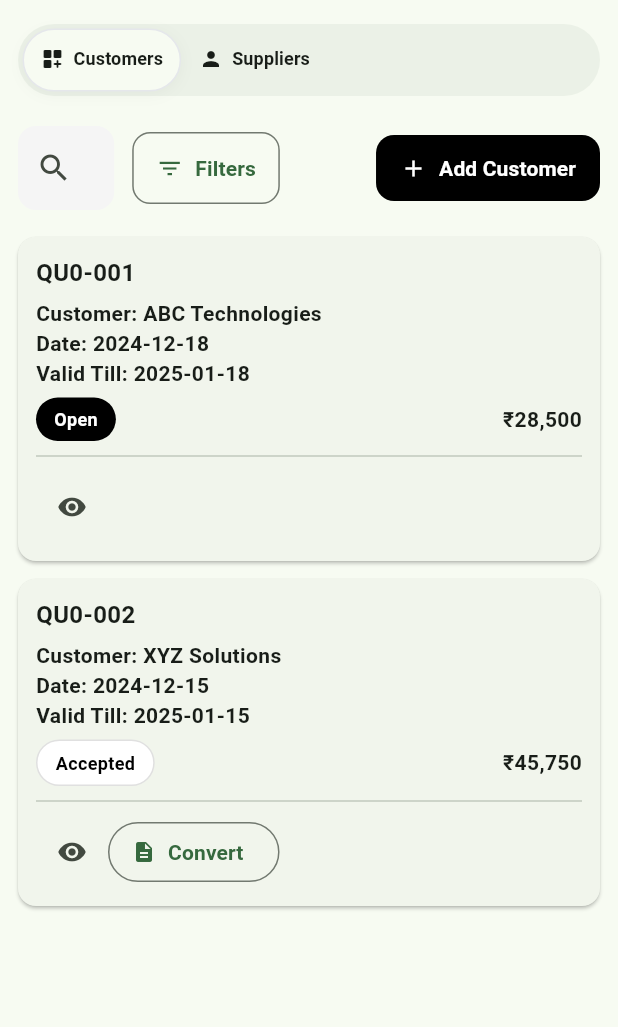
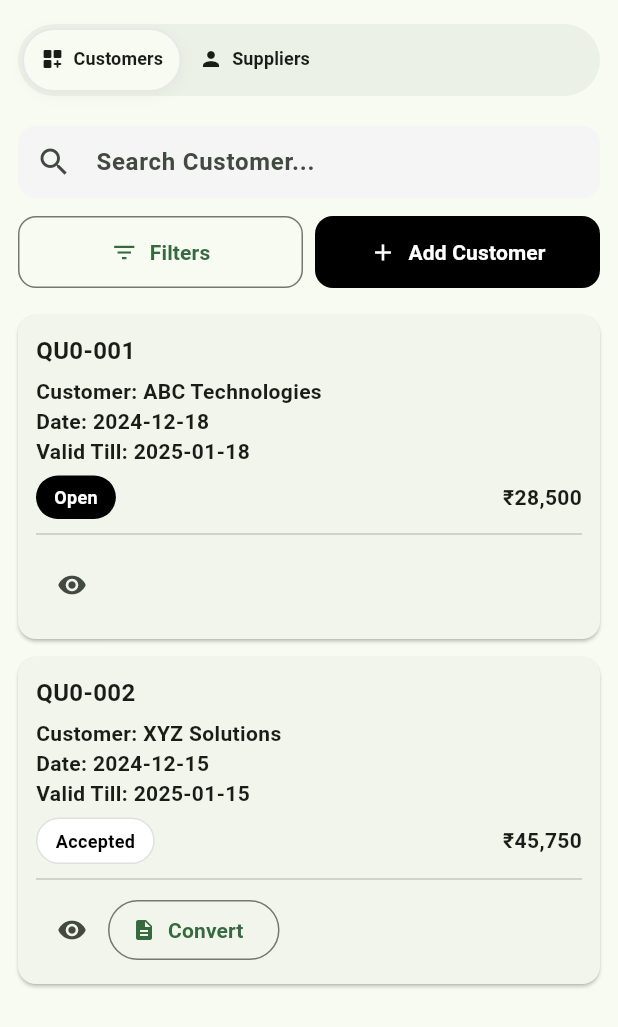
Before and after one commit to tecnobij/inventory-app, a Flutter app: the PartyManagePage screen opened directly, on a phone screen of 412 x 824 dp. Shown: the top 1027 px of the screen. Run offline on Flutter 3.47's test engine with Material 3 defaults, Android fonts, the phone set to English and light mode, and no system bars; our stand-ins replace shared_preferences; accounts and stored records are empty.

Commit message:
ui changes

```diff
--- a/lib/features/dashboard/presentation/pages/sections/party_management_page.dart
+++ b/lib/features/dashboard/presentation/pages/sections/party_management_page.dart
@@ -210,55 +210,109 @@ class _PartyManagePageState extends State<PartyManagePage> {
   }
 
 Widget _buildSearchFilter() {
-    return Padding(
-      padding: const EdgeInsets.all(12),
-      child: Row(
-        children: [
-          Expanded(
-            child: TextField(
+  return LayoutBuilder(
+    builder: (context, constraints) {
+      final w = constraints.maxWidth;
+      final isCompact = w < 520;   // phones
+      final isMedium  = w < 900;   // small tablets / narrow windows
+
+      // Reusable pieces
+      final searchField = TextField(
+        textInputAction: TextInputAction.search,
         decoration: InputDecoration(
           hintText: "Search Customer...",
           prefixIcon: const Icon(Icons.search),
           filled: true,
           fillColor: Colors.grey.shade100,
+          contentPadding: const EdgeInsets.symmetric(horizontal: 12, vertical: 12),
           border: OutlineInputBorder(
             borderRadius: BorderRadius.circular(12),
             borderSide: BorderSide.none,
           ),
         ),
-            ),
-          ),
-          const SizedBox(width: 12),
-          OutlinedButton.icon(
+      );
+
+      final filterBtn = OutlinedButton.icon(
         onPressed: () {},
         icon: const Icon(Icons.filter_list),
         label: const Text("Filters"),
         style: OutlinedButton.styleFrom(
-              shape: RoundedRectangleBorder(
-                borderRadius: BorderRadius.circular(12),
+          minimumSize: const Size(0, 48), // consistent tap target
+          padding: const EdgeInsets.symmetric(horizontal: 16, vertical: 14),
+          shape: RoundedRectangleBorder(borderRadius: BorderRadius.circular(12)),
         ),
-              padding:
-                  const EdgeInsets.symmetric(horizontal: 16, vertical: 14),
-            ),
-          ),
-          const Spacer(),
-            FilledButton.icon(
+      );
+
+      final addBtn = FilledButton.icon(
         onPressed: () {},
         icon: const Icon(Icons.add),
         label: const Text('Add Customer'),
         style: FilledButton.styleFrom(
+          minimumSize: const Size(0, 48),
           backgroundColor: Colors.black,
           foregroundColor: Colors.white,
-                padding:
-                    const EdgeInsets.symmetric(horizontal: 16, vertical: 12),
-                shape: RoundedRectangleBorder(
-                    borderRadius: BorderRadius.circular(12)),
+          padding: const EdgeInsets.symmetric(horizontal: 16, vertical: 12),
+          shape: RoundedRectangleBorder(borderRadius: BorderRadius.circular(12)),
         ),
+      );
+
+      // ====== Phones (stacked) ======
+      if (isCompact) {
+        return Padding(
+          padding: const EdgeInsets.all(12),
+          child: Column(
+            crossAxisAlignment: CrossAxisAlignment.stretch,
+            children: [
+              // Search full-width
+              searchField,
+              const SizedBox(height: 12),
+              // Buttons share the row space equally
+              Row(
+                children: [
+                  Expanded(child: filterBtn),
+                  const SizedBox(width: 8),
+                  Expanded(child: addBtn),
+                ],
               ),
             ],
           ),
         );
       }
+
+      // ====== Small tablets / narrow windows (single row, no spacer) ======
+      if (isMedium) {
+        return Padding(
+          padding: const EdgeInsets.all(12),
+          child: Row(
+            children: [
+              Expanded(child: searchField),
+              const SizedBox(width: 12),
+              // Keep buttons inline; Flexible prevents overflow on tighter widths
+              Flexible(fit: FlexFit.loose, child: filterBtn),
+              const SizedBox(width: 8),
+              Flexible(fit: FlexFit.loose, child: addBtn),
+            ],
+          ),
+        );
+      }
+
+      // ====== Desktop / wide screens (search + filter on left, add on right) ======
+      return Padding(
+        padding: const EdgeInsets.all(12),
+        child: Row(
+          children: [
+            Expanded(flex: 2, child: searchField),
+            const SizedBox(width: 12),
+            filterBtn,
+            const Spacer(),
+            addBtn,
+          ],
+        ),
+      );
+    },
+  );
+}
+
 
   Widget _buildStatus(String status) {
     if (status == "Open") {
--- a/lib/features/dashboard/presentation/pages/sections/welcome_auth_page.dart
+++ b/lib/features/dashboard/presentation/pages/sections/welcome_auth_page.dart
@@ -116,7 +116,7 @@ class WelcomeAuthPage extends StatelessWidget {
                   // Another method
                   TextButton(
                     onPressed: () {},
-                    child:  Text('Use another method',  style: Theme.of(context).textTheme.bodyMedium?.copyWith(color: Colors.black,fontWeight: FontWeight.w600),),
+                    child:  Text('Use another method',  style: Theme.of(context).textTheme.bodyMedium?.copyWith(fontWeight: FontWeight.w600),),
                   ),
 
                   const SizedBox(height: 18),
```
Also changed, not shown: lib/features/dashboard/presentation/pages/sections/sale_dispatch_page.dart (+45 -12 lines). Lines whose indentation alone changed are shown as unchanged.
